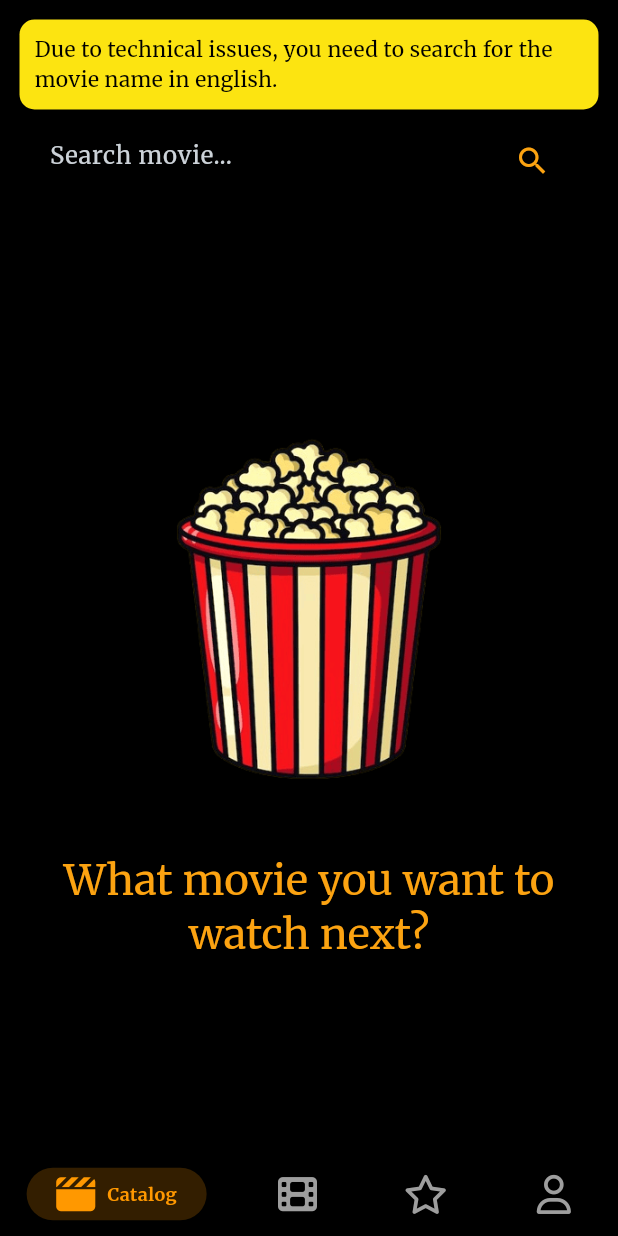
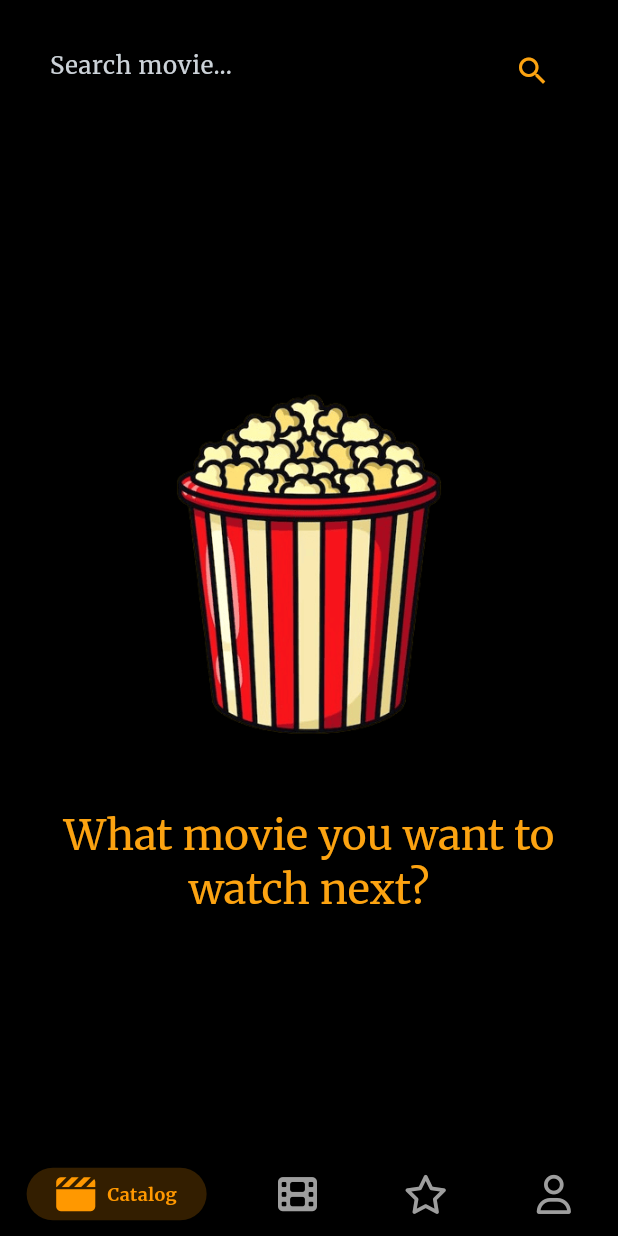
Before and after one commit to Gaudiot/MovieNight, a Flutter app: the screen it shows after launch, on a phone screen of 412 x 824 dp. Run offline on Flutter 3.47's test engine with Material 3 defaults, Android fonts, the phone set to English and light mode, and no system bars; drawn by our look-alikes of persistent_bottom_nav_bar; our stand-ins replace auto_size_text, cached_network_image, dio, flutter_dotenv, font_awesome_flutter, go_router and 4 more.

Commit message:
fix movie detail bug

```diff
--- a/lib/routes/catalog_route/catalog.dart
+++ b/lib/routes/catalog_route/catalog.dart
@@ -32,7 +32,6 @@ class _CatalogState extends State<Catalog> {
         mainAxisAlignment: MainAxisAlignment.start,
         crossAxisAlignment: CrossAxisAlignment.stretch,
         children: [
-          const _MovieSearchWarning(),
           Padding(
             padding: const EdgeInsets.symmetric(vertical: 10),
             child: Container(
@@ -65,23 +64,3 @@ class _CatalogState extends State<Catalog> {
     );
   }
 }
-
-class _MovieSearchWarning extends StatelessWidget {
-  const _MovieSearchWarning({super.key});
-
-  @override
-  Widget build(BuildContext context) {
-    return Container(
-      padding: const EdgeInsets.all(10),
-      decoration: BoxDecoration(
-        color: AppColors.yellowLight,
-        borderRadius: BorderRadius.circular(10)
-      ),
-      child: Text("Due to technical issues, you need to search for the movie name in english.",
-        style: Theme.of(context).textTheme.bodyMedium!.apply(
-          color: AppColors.black,
-        ),
-      ),
-    );
-  }
-}
```
Also changed, not shown: lib/routes/movie_detail/movie_detail.dart (+6 -6 lines).
